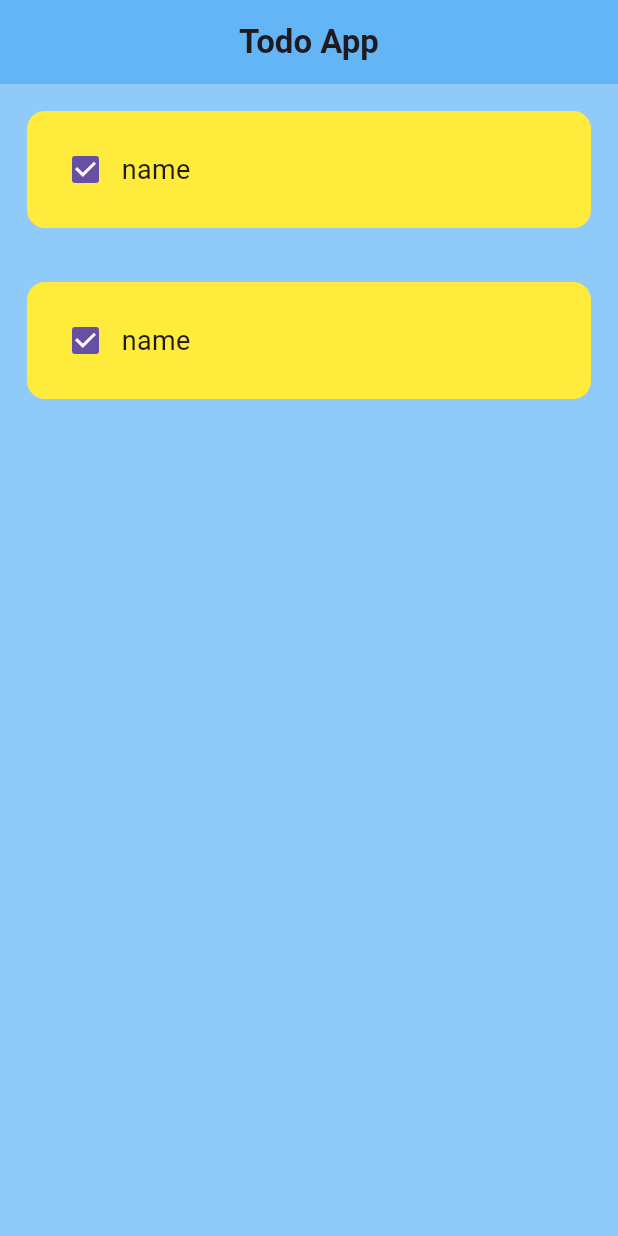
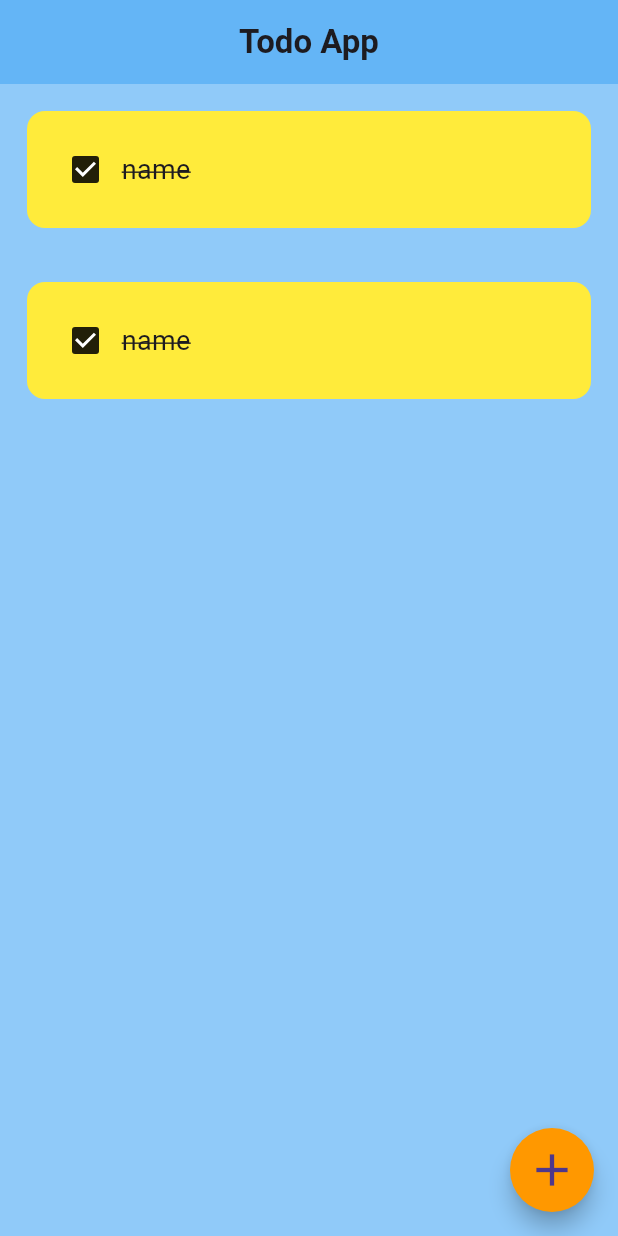
Before and after one commit to EbrahemHashem/to_do_app, a Flutter app: the screen it shows after launch, on a phone screen of 412 x 824 dp. Run offline on Flutter 3.47's test engine with Material 3 defaults, Android fonts, the phone set to English and light mode, and no system bars; our stand-ins replace bloc.

Commit message:
floating action button

```diff
--- a/lib/cubits/to_do_cubit/to_do_state.dart
+++ b/lib/cubits/to_do_cubit/to_do_state.dart
@@ -1,4 +1,6 @@
 abstract class ToDoState {}
+
+class ToDoLoadingState extends ToDoState {}
 
 class ToDoAddState extends ToDoState {}
 
--- a/lib/models/to_do_model.dart
+++ b/lib/models/to_do_model.dart
@@ -3,5 +3,9 @@ class ToDoModel {
   final bool value;
   void Function(bool?) onChanged;
 
-  ToDoModel({required this.title, required this.value, required this.onChanged});
+  ToDoModel({
+    required this.title,
+    required this.value,
+    required this.onChanged,
+  });
 }
--- a/lib/pages/home_page.dart
+++ b/lib/pages/home_page.dart
@@ -1,4 +1,5 @@
 import 'package:flutter/material.dart';
+import 'package:to_do_app/widgets/custom_floating_action_button.dart';
 import 'package:to_do_app/widgets/custom_to_do_list.dart';
 
 class HomePage extends StatelessWidget {
@@ -8,6 +9,7 @@ class HomePage extends StatelessWidget {
   Widget build(BuildContext context) {
     return Scaffold(
       backgroundColor: Colors.blue[200],
+      floatingActionButton: const CustomFloatingActionButton(),
       body: ListView.builder(
         itemCount: 2,
         itemBuilder: (BuildContext context, int index) {
--- /dev/null
+++ b/lib/widgets/custom_floating_action_button.dart
@@ -0,0 +1,40 @@
+import 'package:flutter/material.dart';
+import 'package:to_do_app/widgets/custom_dialog.dart';
+
+class CustomFloatingActionButton extends StatefulWidget {
+  const CustomFloatingActionButton({super.key});
+
+  @override
+  State<CustomFloatingActionButton> createState() => _CustomFloatingActionButtonState();
+}
+
+class _CustomFloatingActionButtonState extends State<CustomFloatingActionButton> {
+  @override
+  Widget build(BuildContext context) {
+    // save new task
+    void saveNewTask() {}
+
+    //
+    void createNewTask() {
+      showDialog(
+        context: context,
+        builder: (context) {
+          return CustomDialog(
+            onSave: saveNewTask,
+            onCancel: () => Navigator.of(context).pop(),
+          );
+        },
+      );
+    }
+
+    return FloatingActionButton(
+      shape: const CircleBorder(),
+      backgroundColor: Colors.orange,
+      onPressed: createNewTask,
+      child: const Icon(
+        Icons.add,
+        size: 36,
+      ),
+    );
+  }
+}
--- a/lib/widgets/custom_to_do_list.dart
+++ b/lib/widgets/custom_to_do_list.dart
@@ -24,10 +24,17 @@ class CustomToDoList extends StatelessWidget {
           color: Colors.yellow,
         ),
         child: Row(children: [
-          Checkbox(value: value, onChanged: onChanged),
+          Checkbox(
+            value: value,
+            onChanged: onChanged,
+            activeColor: Colors.black87,
+          ),
           Text(
             name,
-            style: const TextStyle(fontSize: 18),
+            style: TextStyle(
+              fontSize: 18,
+              decoration: value ? TextDecoration.lineThrough : TextDecoration.none,
+            ),
           ),
         ]),
       ),
--- a/pubspec.yaml
+++ b/pubspec.yaml
@@ -34,9 +34,14 @@ dependencies:
     sdk: flutter
   flutter_native_splash: ^2.4.1
   hive: ^2.2.3
+  hive_flutter: ^1.1.0
 
 dev_dependencies:
   flutter_launcher_icons: ^0.13.1
+  build_runner: ^2.4.12
+  hive_generator: ^2.0.1
+
+
 
   # The "flutter_lints" package below contains a set of recommended lints to
   # encourage good coding practices. The lint set provided by the package is
```
Also changed, not shown: lib/widgets/custom_button.dart (added, +25 -0 lines), lib/widgets/custom_dialog.dart (added, +47 -0 lines), pubspec.lock, 1 other file.
